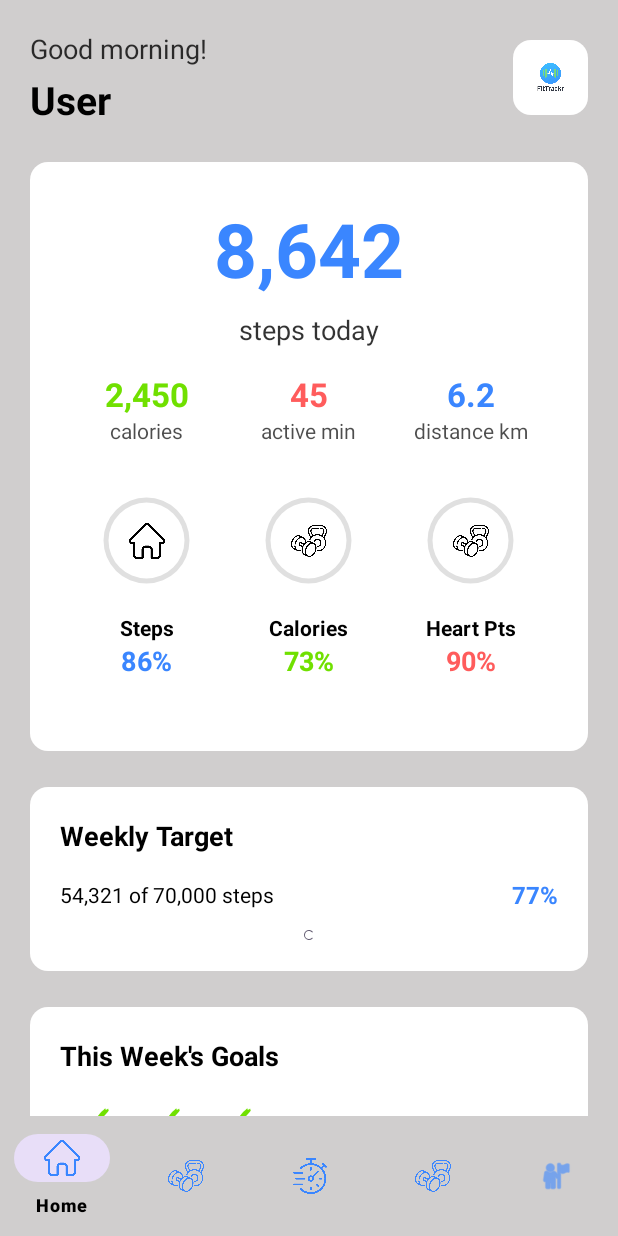
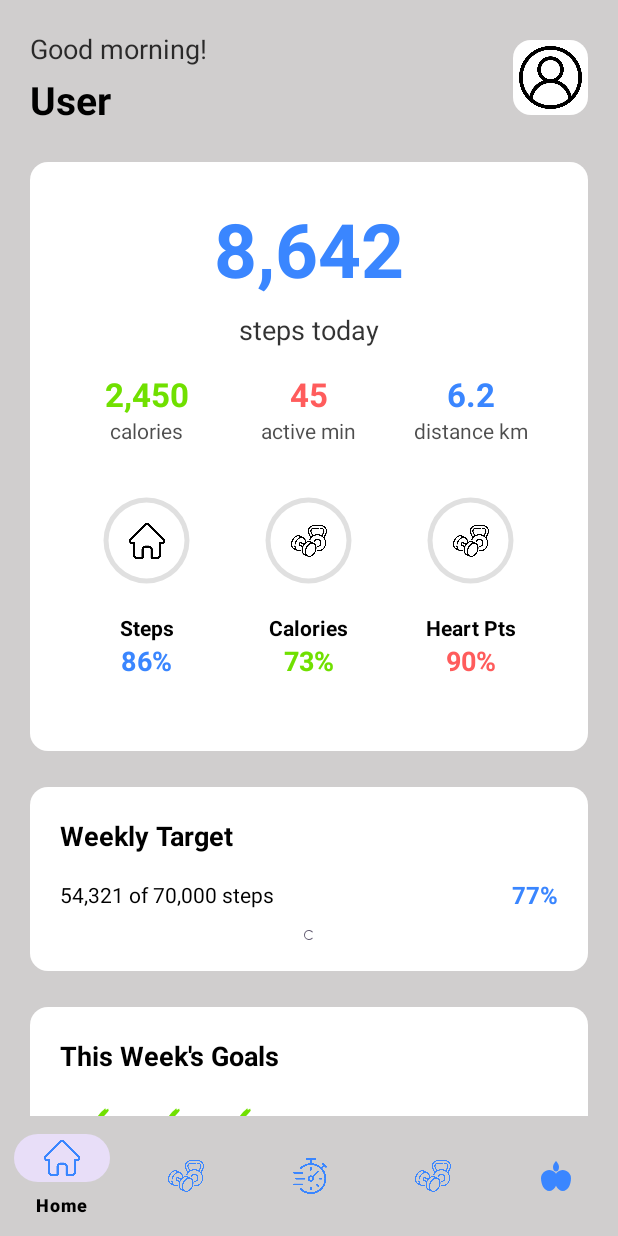
Before and after one commit to ST10257746/prog7314_part1, an Android app: the HomeFragment screen opened through its navigation route, on a phone screen of 412 x 824 dp. Run offline under Robolectric (Android 15) with nearby library versions, the phone set to English and light mode, and no system bars; our stand-ins replace CircleImageView, Firebase (no records; nobody signed in at launch, a user with empty details on screens opened directly), Room's generated code, navigation-ui.

Commit message:
feat: Add profile navigation, user image loading, and badge for incomplete profiles in HomeFragment

```diff
--- a/app/src/main/java/com/example/prog7314_part1/ui/nutrition/NutritionFragment.kt
+++ b/app/src/main/java/com/example/prog7314_part1/ui/nutrition/NutritionFragment.kt
@@ -1,4 +1,4 @@
-package com.example.prog7314_part1
+package com.example.prog7314_part1.ui.nutrition
 
 import android.graphics.Color
 import android.os.Bundle
@@ -6,6 +6,7 @@ import android.view.LayoutInflater
 import android.view.View
 import android.view.ViewGroup
 import androidx.fragment.app.Fragment
+import com.example.prog7314_part1.R
 import com.github.mikephil.charting.charts.PieChart
 import com.github.mikephil.charting.data.PieData
 import com.github.mikephil.charting.data.PieDataSet
--- /dev/null
+++ b/app/src/main/res/drawable/icon_nutrition.xml
@@ -0,0 +1,20 @@
+<?xml version="1.0" encoding="utf-8"?>
+<vector xmlns:android="http://schemas.android.com/apk/res/android"
+    android:width="24dp"
+    android:height="24dp"
+    android:viewportWidth="24"
+    android:viewportHeight="24">
+
+    <!-- Apple icon representing nutrition/food -->
+    <path
+        android:fillColor="@color/Primary"
+        android:pathData="M12,2C12,2 10,4 10,6C10,8 11,9 12,9C13,9 14,8 14,6C14,4 12,2 12,2Z"/>
+
+    <path
+        android:fillColor="@color/Primary"
+        android:pathData="M16.5,8C13.5,8 11,10.5 11,13.5C11,17.5 13,22 16.5,22C20,22 22,17.5 22,13.5C22,10.5 19.5,8 16.5,8Z"/>
+
+    <path
+        android:fillColor="@color/Primary"
+        android:pathData="M7.5,8C4.5,8 2,10.5 2,13.5C2,17.5 4,22 7.5,22C11,22 13,17.5 13,13.5C13,10.5 10.5,8 7.5,8Z"/>
+</vector>
--- a/app/src/main/res/layout/fragment_home.xml
+++ b/app/src/main/res/layout/fragment_home.xml
@@ -46,13 +46,38 @@
 
             </LinearLayout>
 
-            <ImageView
-                android:layout_width="50dp"
-                android:layout_height="50dp"
-                android:src="@drawable/icon_fitness"
-                android:background="@drawable/bg_card"
-                android:padding="12dp"
-                android:contentDescription="Profile" />
+            <!-- Profile Icon with Badge -->
+            <FrameLayout
+                android:id="@+id/profileIconContainer"
+                android:layout_width="wrap_content"
+                android:layout_height="wrap_content"
+                android:clickable="true"
+                android:focusable="true"
+                android:foreground="?android:attr/selectableItemBackgroundBorderless">
+
+                <ImageView
+                    android:id="@+id/profileIcon"
+                    android:layout_width="50dp"
+                    android:layout_height="50dp"
+                    android:src="@drawable/icon_default_profile"
+                    android:background="@drawable/bg_card"
+                    android:padding="4dp"
+                    android:scaleType="centerCrop"
+                    android:contentDescription="Profile" />
+
+                <!-- Notification Badge -->
+                <View
+                    android:id="@+id/profileBadge"
+                    android:layout_width="12dp"
+                    android:layout_height="12dp"
+                    android:layout_gravity="top|end"
+                    android:layout_marginTop="2dp"
+                    android:layout_marginEnd="2dp"
+                    android:background="@drawable/circle_background"
+                    android:backgroundTint="@color/Accent"
+                    android:visibility="gone" />
+
+            </FrameLayout>
 
         </LinearLayout>
 
--- a/app/src/main/res/menu/bottom_nav_menu.xml
+++ b/app/src/main/res/menu/bottom_nav_menu.xml
@@ -19,7 +19,7 @@
         android:title="Workout"
         android:icon="@drawable/icon_workout" />
     <item
-        android:id="@+id/nav_profile"
-        android:title="Profile"
-        android:icon="@android:drawable/ic_menu_myplaces" />
+        android:id="@+id/nav_nutrition"
+        android:title="Nutrition"
+        android:icon="@drawable/icon_nutrition" />
 </menu>
--- a/app/src/main/res/navigation/nav_graph.xml
+++ b/app/src/main/res/navigation/nav_graph.xml
@@ -91,7 +91,15 @@
         android:id="@+id/nav_home"
         android:name="com.example.prog7314_part1.ui.home.HomeFragment"
         android:label="Home"
-        tools:layout="@layout/fragment_home" />
+        tools:layout="@layout/fragment_home">
+        <action
+            android:id="@+id/action_homeFragment_to_profileFragment"
+            app:destination="@id/nav_profile"
+            app:enterAnim="@anim/nav_default_enter_anim"
+            app:exitAnim="@anim/nav_default_exit_anim"
+            app:popEnterAnim="@anim/nav_default_pop_enter_anim"
+            app:popExitAnim="@anim/nav_default_pop_exit_anim" />
+    </fragment>
 
     <fragment
         android:id="@+id/nav_progress"
```
Also changed, not shown: app/src/main/java/com/example/prog7314_part1/ui/home/HomeFragment.kt (+61 -0 lines).
